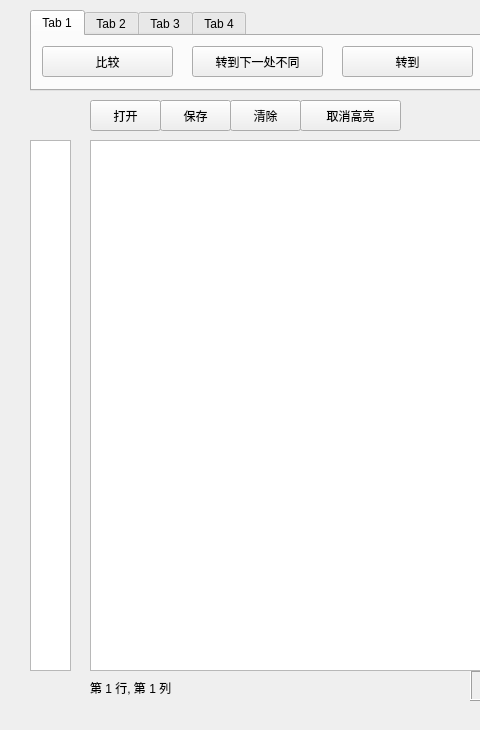
Qt form mytestwidget.ui (FibonacciSoup/FibText) before a commit; both pictures show x 0 to 480 and y 0 to 730 of the 1080 by 730 pixel window.
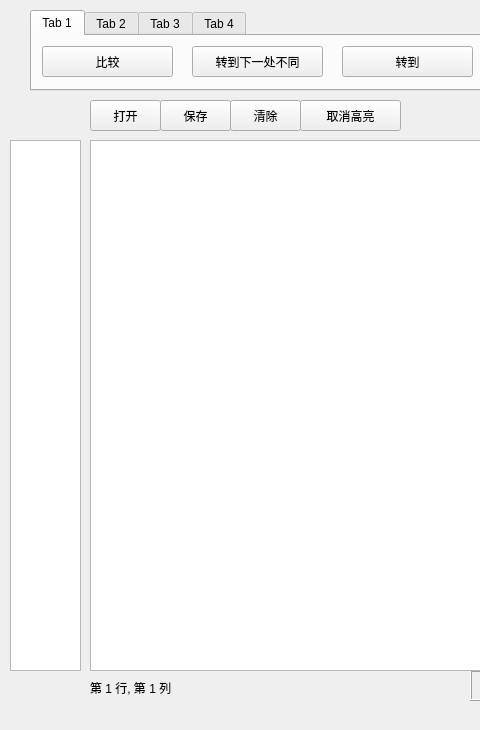
The same form after that commit. Icons and pictures are not drawn.

Patch:
```diff
--- a/mytestwidget.ui
+++ b/mytestwidget.ui
@@ -453,9 +453,9 @@
   <widget class="QListWidget" name="listWidget">
    <property name="geometry">
     <rect>
-     <x>30</x>
+     <x>10</x>
      <y>140</y>
-     <width>41</width>
+     <width>71</width>
      <height>531</height>
     </rect>
    </property>
```
